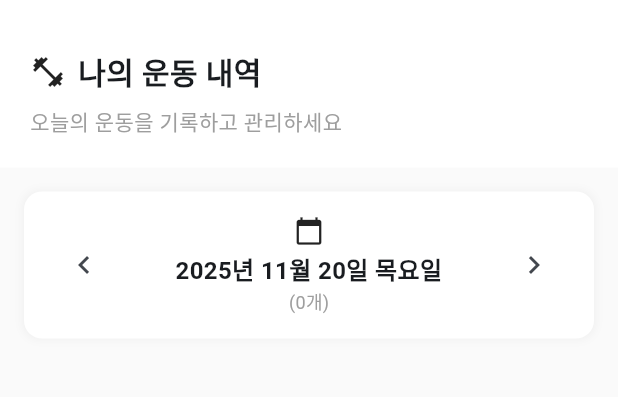
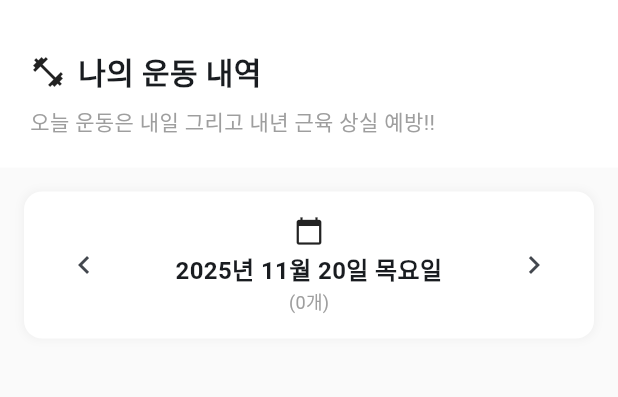
Before and after one commit to reactAndCode/third_flu_ex, a Flutter app: the screen it shows once a user with an empty profile is signed in, on a phone screen of 412 x 824 dp, the part 65-462 px from its top. Run offline on Flutter 3.47's test engine with Material 3 defaults, Android fonts, the phone set to English and light mode, and no system bars; our stand-ins replace supabase_flutter; accounts and stored records are empty.

```diff
--- a/lib/screens/home_screen.dart
+++ b/lib/screens/home_screen.dart
@@ -96,7 +96,7 @@ class _HomeScreenState extends State<HomeScreen> {
           ),
           const SizedBox(height: 8),
           const Text(
-            '오늘의 운동을 기록하고 관리하세요',
+            '오늘 운동은 내일 그리고 내년 근육 상실 예방!!',
             style: TextStyle(
               fontSize: 14,
               color: Colors.grey,
--- a/lib/screens/login_screen.dart
+++ b/lib/screens/login_screen.dart
@@ -133,6 +133,7 @@ class _LoginScreenState extends State<LoginScreen> {
                       }
                       return null;
                     },
+                    onFieldSubmitted: (_) => _handleLogin(),
                   ),
                   const SizedBox(height: 24),
                   Consumer<AuthProvider>(
```
Also changed, not shown: 4 other files.
